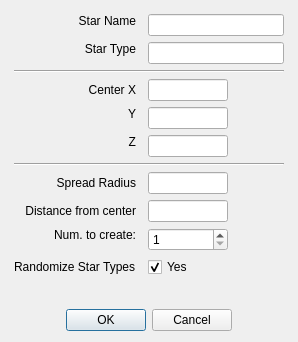
Before: the Qt Designer form src/dialogs/createnewstardlg.ui in maxlambertini/Warp2010, drawn with Qt 5.
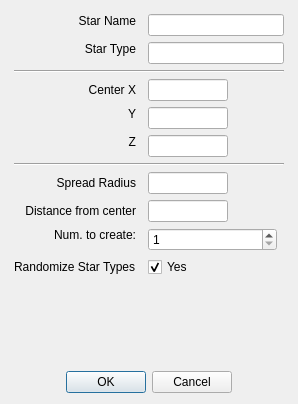
After: the same form once the commit is applied.

Diff of the .ui file:
```diff
--- a/src/dialogs/createnewstardlg.ui
+++ b/src/dialogs/createnewstardlg.ui
@@ -7,7 +7,7 @@
     <x>0</x>
     <y>0</y>
     <width>298</width>
-    <height>342</height>
+    <height>404</height>
    </rect>
   </property>
   <property name="windowTitle">
@@ -60,9 +60,15 @@
      </item>
      <item row="10" column="2">
       <widget class="QSpinBox" name="spinBox">
+       <property name="minimumSize">
+        <size>
+         <width>129</width>
+         <height>0</height>
+        </size>
+       </property>
        <property name="maximumSize">
         <size>
-         <width>80</width>
+         <width>129</width>
          <height>16777215</height>
         </size>
        </property>
```
Left out of the diff: 11 changed lines with no effect on the pictures.
